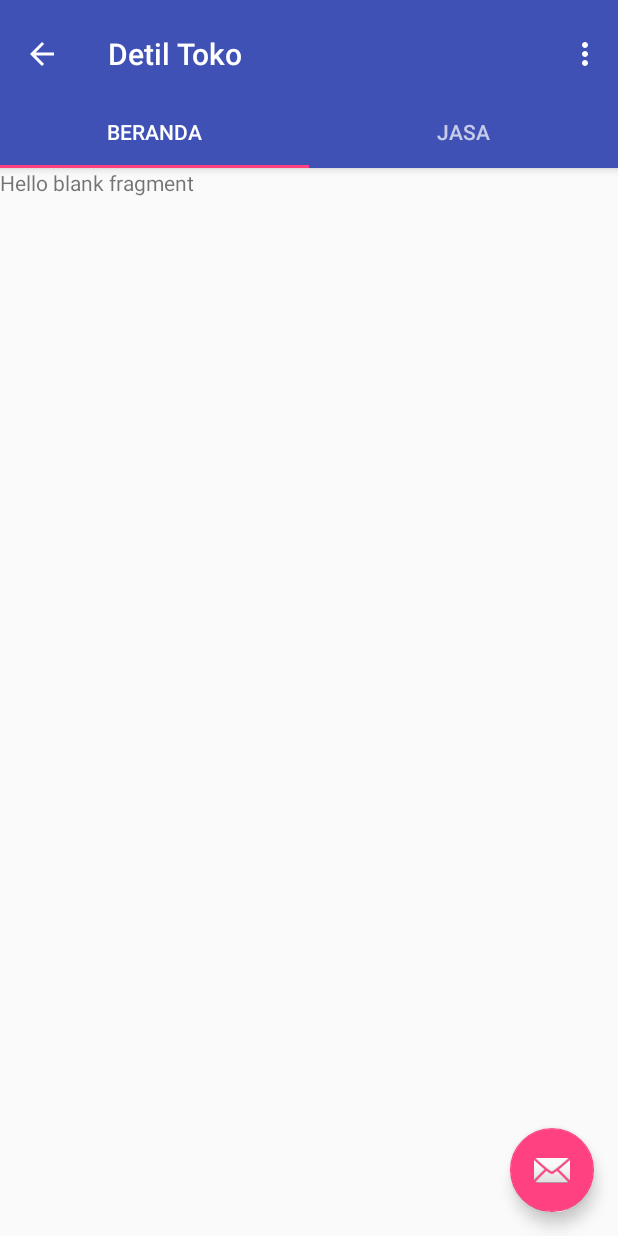
After one commit to cahyasetya/JasaKu, an Android app: the DetilTokoActivity screen opened directly, with no data from a screen before it, on a phone screen of 412 x 824 dp. The commit adds this screen. Run offline under Robolectric (Android 15) with nearby library versions, the phone set to English and light mode, and no system bars; our stand-ins replace ButterKnife.

Commit message:
menambahkan halaman detil toko dan item jasa

```diff
--- a/Frontend/src/JasaKu/app/src/main/AndroidManifest.xml
+++ b/Frontend/src/JasaKu/app/src/main/AndroidManifest.xml
@@ -19,6 +19,11 @@
                 <category android:name="android.intent.category.LAUNCHER" />
             </intent-filter>
         </activity>
+        <activity
+            android:name=".DetilTokoActivity"
+            android:label="@string/title_activity_detil_toko"
+            android:theme="@style/AppTheme.NoActionBar"
+            android:parentActivityName=".MainActivity"></activity>
     </application>
 
 </manifest>
--- /dev/null
+++ b/Frontend/src/JasaKu/app/src/main/java/com/example/jasaku/DetilTokoActivity.java
@@ -0,0 +1,146 @@
+package com.example.jasaku;
+
+import android.support.design.widget.FloatingActionButton;
+import android.support.design.widget.Snackbar;
+import android.support.design.widget.TabLayout;
+import android.support.v7.app.AppCompatActivity;
+import android.support.v7.widget.Toolbar;
+
+import android.support.v4.app.Fragment;
+import android.support.v4.app.FragmentManager;
+import android.support.v4.app.FragmentPagerAdapter;
+import android.support.v4.view.ViewPager;
+import android.os.Bundle;
+import android.view.LayoutInflater;
+import android.view.Menu;
+import android.view.MenuItem;
+import android.view.View;
+import android.view.ViewGroup;
+
+import android.widget.TextView;
+
+import com.example.jasaku.fragment.HalamanJasaFragment;
+import com.example.jasaku.fragment.HalamanTokoFragment;
+
+import butterknife.BindView;
+import butterknife.ButterKnife;
+
+public class DetilTokoActivity extends AppCompatActivity {
+
+    /**
+     * The {@link android.support.v4.view.PagerAdapter} that will provide
+     * fragments for each of the sections. We use a
+     * {@link FragmentPagerAdapter} derivative, which will keep every
+     * loaded fragment in memory. If this becomes too memory intensive, it
+     * may be best to switch to a
+     * {@link android.support.v4.app.FragmentStatePagerAdapter}.
+     */
+    private SectionsPagerAdapter mSectionsPagerAdapter;
+
+    @BindView(R.id.toolbar)
+    Toolbar toolbar;
+    @BindView(R.id.container)
+    ViewPager viewPager;
+    @BindView(R.id.tabs)
+    TabLayout tabs;
+
+    /**
+     * The {@link ViewPager} that will host the section contents.
+     */
+
+    @Override
+    protected void onCreate(Bundle savedInstanceState) {
+        super.onCreate(savedInstanceState);
+        setContentView(R.layout.activity_detil_toko);
+
+        ButterKnife.bind(this);
+
+        setSupportActionBar(toolbar);
+        getSupportActionBar().setDisplayHomeAsUpEnabled(true);
+        // Create the adapter that will return a fragment for each of the three
+        // primary sections of the activity.
+        mSectionsPagerAdapter = new SectionsPagerAdapter(getSupportFragmentManager());
+
+        // Set up the ViewPager with the sections adapter.
+        viewPager.setAdapter(mSectionsPagerAdapter);
+
+        tabs.setupWithViewPager(viewPager);
+
+        FloatingActionButton fab = (FloatingActionButton) findViewById(R.id.fab);
+        fab.setOnClickListener(new View.OnClickListener() {
+            @Override
+            public void onClick(View view) {
+                Snackbar.make(view, "Replace with your own action", Snackbar.LENGTH_LONG)
+                        .setAction("Action", null).show();
+            }
+        });
+
+    }
+
+
+    @Override
+    public boolean onCreateOptionsMenu(Menu menu) {
+        // Inflate the menu; this adds items to the action bar if it is present.
+        getMenuInflater().inflate(R.menu.menu_detil_toko, menu);
+        return true;
+    }
+
+    @Override
+    public boolean onOptionsItemSelected(MenuItem item) {
+        // Handle action bar item clicks here. The action bar will
+        // automatically handle clicks on the Home/Up button, so long
+        // as you specify a parent activity in AndroidManifest.xml.
+        int id = item.getItemId();
+
+        //noinspection SimplifiableIfStatement
+        if (id == R.id.action_settings) {
+            return true;
+        }
+
+        return super.onOptionsItemSelected(item);
+    }
+
+    /**
+     * A placeholder fragment containing a simple view.
+     */
+
+    /**
+     * A {@link FragmentPagerAdapter} that returns a fragment corresponding to
+     * one of the sections/tabs/pages.
+     */
+    public class SectionsPagerAdapter extends FragmentPagerAdapter {
+
+        public SectionsPagerAdapter(FragmentManager fm) {
+            super(fm);
+        }
+
+        @Override
+        public Fragment getItem(int position) {
+            // getItem is called to instantiate the fragment for the given page.
+            // Return a PlaceholderFragment (defined as a static inner class below).
+            switch (position){
+                case 1:
+                    return new HalamanTokoFragment();
+                default:
+                    return new HalamanJasaFragment();
+            }
+        }
+
+        @Override
+        public int getCount() {
+            // Show 3 total pages.
+            return 2;
+        }
+
+        @Override
+        public CharSequence getPageTitle(int position) {
+            switch (position) {
+                case 0:
+                    return "Beranda";
+                case 1:
+                    return "Jasa";
+            }
+            return null;
+        }
+    }
+}
--- /dev/null
+++ b/Frontend/src/JasaKu/app/src/main/java/com/example/jasaku/fragment/HalamanJasaFragment.java
@@ -0,0 +1,30 @@
+package com.example.jasaku.fragment;
+
+
+import android.os.Bundle;
+import android.support.v4.app.Fragment;
+import android.view.LayoutInflater;
+import android.view.View;
+import android.view.ViewGroup;
+
+import com.example.jasaku.R;
+
+/**
+ * A simple {@link Fragment} subclass.
+ */
+public class HalamanJasaFragment extends Fragment {
+
+
+    public HalamanJasaFragment() {
+        // Required empty public constructor
+    }
+
+
+    @Override
+    public View onCreateView(LayoutInflater inflater, ViewGroup container,
+                             Bundle savedInstanceState) {
+        // Inflate the layout for this fragment
+        return inflater.inflate(R.layout.fragment_halaman_jasa, container, false);
+    }
+
+}
--- /dev/null
+++ b/Frontend/src/JasaKu/app/src/main/java/com/example/jasaku/fragment/HalamanTokoFragment.java
@@ -0,0 +1,30 @@
+package com.example.jasaku.fragment;
+
+
+import android.os.Bundle;
+import android.support.v4.app.Fragment;
+import android.view.LayoutInflater;
+import android.view.View;
+import android.view.ViewGroup;
+
+import com.example.jasaku.R;
+
+/**
+ * A simple {@link Fragment} subclass.
+ */
+public class HalamanTokoFragment extends Fragment {
+
+
+    public HalamanTokoFragment() {
+        // Required empty public constructor
+    }
+
+
+    @Override
+    public View onCreateView(LayoutInflater inflater, ViewGroup container,
+                             Bundle savedInstanceState) {
+        // Inflate the layout for this fragment
+        return inflater.inflate(R.layout.fragment_halaman_toko, container, false);
+    }
+
+}
--- /dev/null
+++ b/Frontend/src/JasaKu/app/src/main/res/layout/activity_detil_toko.xml
@@ -0,0 +1,53 @@
+<?xml version="1.0" encoding="utf-8"?>
+<android.support.design.widget.CoordinatorLayout xmlns:android="http://schemas.android.com/apk/res/android"
+    xmlns:app="http://schemas.android.com/apk/res-auto"
+    xmlns:tools="http://schemas.android.com/tools"
+    android:id="@+id/main_content"
+    android:layout_width="match_parent"
+    android:layout_height="match_parent"
+    android:fitsSystemWindows="true"
+    tools:context="com.example.jasaku.DetilTokoActivity">
+
+    <android.support.design.widget.AppBarLayout
+        android:id="@+id/appbar"
+        android:layout_width="match_parent"
+        android:layout_height="wrap_content"
+        android:paddingTop="@dimen/appbar_padding_top"
+        android:theme="@style/AppTheme.AppBarOverlay">
+
+        <android.support.v7.widget.Toolbar
+            android:id="@+id/toolbar"
+            android:layout_width="match_parent"
+            android:layout_height="?attr/actionBarSize"
+            android:background="?attr/colorPrimary"
+            app:layout_scrollFlags="scroll|enterAlways"
+            app:popupTheme="@style/AppTheme.PopupOverlay">
+
+        </android.support.v7.widget.Toolbar>
+
+        <android.support.design.widget.TabLayout
+            android:id="@+id/tabs"
+            android:layout_width="match_parent"
+            android:layout_height="wrap_content"
+            app:tabMode="fixed"
+            app:tabGravity="fill">
+
+        </android.support.design.widget.TabLayout>
+
+    </android.support.design.widget.AppBarLayout>
+
+    <android.support.v4.view.ViewPager
+        android:id="@+id/container"
+        android:layout_width="match_parent"
+        android:layout_height="match_parent"
+        app:layout_behavior="@string/appbar_scrolling_view_behavior" />
+
+    <android.support.design.widget.FloatingActionButton
+        android:id="@+id/fab"
+        android:layout_width="wrap_content"
+        android:layout_height="wrap_content"
+        android:layout_gravity="end|bottom"
+        android:layout_margin="@dimen/fab_margin"
+        app:srcCompat="@android:drawable/ic_dialog_email" />
+
+</android.support.design.widget.CoordinatorLayout>
--- /dev/null
+++ b/Frontend/src/JasaKu/app/src/main/res/layout/fragment_halaman_jasa.xml
@@ -0,0 +1,13 @@
+<FrameLayout xmlns:android="http://schemas.android.com/apk/res/android"
+    xmlns:tools="http://schemas.android.com/tools"
+    android:layout_width="match_parent"
+    android:layout_height="match_parent"
+    tools:context="com.example.jasaku.fragment.HalamanJasaFragment">
+
+    <!-- TODO: Update blank fragment layout -->
+    <TextView
+        android:layout_width="match_parent"
+        android:layout_height="match_parent"
+        android:text="@string/hello_blank_fragment" />
+
+</FrameLayout>
--- /dev/null
+++ b/Frontend/src/JasaKu/app/src/main/res/menu/menu_detil_toko.xml
@@ -0,0 +1,10 @@
+<menu xmlns:android="http://schemas.android.com/apk/res/android"
+    xmlns:app="http://schemas.android.com/apk/res-auto"
+    xmlns:tools="http://schemas.android.com/tools"
+    tools:context="com.example.jasaku.DetilTokoActivity">
+    <item
+        android:id="@+id/action_settings"
+        android:orderInCategory="100"
+        android:title="@string/action_settings"
+        app:showAsAction="never" />
+</menu>
--- /dev/null
+++ b/Frontend/src/JasaKu/app/src/main/res/values-w820dp/dimens.xml
@@ -0,0 +1,6 @@
+<resources>
+    <!-- Example customization of dimensions originally defined in res/values/dimens.xml
+         (such as screen margins) for screens with more than 820dp of available width. This
+         would include 7" and 10" devices in landscape (~960dp and ~1280dp respectively). -->
+    <dimen name="activity_horizontal_margin">64dp</dimen>
+</resources>
--- a/Frontend/src/JasaKu/app/src/main/res/values/dimens.xml
+++ b/Frontend/src/JasaKu/app/src/main/res/values/dimens.xml
@@ -5,4 +5,5 @@
     <dimen name="nav_header_vertical_spacing">16dp</dimen>
     <dimen name="nav_header_height">160dp</dimen>
     <dimen name="fab_margin">16dp</dimen>
+    <dimen name="appbar_padding_top">8dp</dimen>
 </resources>
--- a/Frontend/src/JasaKu/app/src/main/res/values/strings.xml
+++ b/Frontend/src/JasaKu/app/src/main/res/values/strings.xml
@@ -8,4 +8,6 @@
 
     <!-- TODO: Remove or change this placeholder text -->
     <string name="hello_blank_fragment">Hello blank fragment</string>
+    <string name="title_activity_detil_toko">Detil Toko</string>
+    <string name="section_format">Hello World from section: %1$d</string>
 </resources>
```
Also changed, not shown: Frontend/src/JasaKu/app/src/main/java/com/example/jasaku/adapter/TokoAdapter.java (+8 -0 lines), Frontend/src/JasaKu/app/src/main/res/layout/fragment_detil_toko.xml (added, +16 -0 lines), Frontend/src/JasaKu/app/src/main/res/layout/fragment_halaman_toko.xml (added, +13 -0 lines), Frontend/src/JasaKu/app/src/main/res/layout/jasa_item.xml (added, +50 -0 lines).
